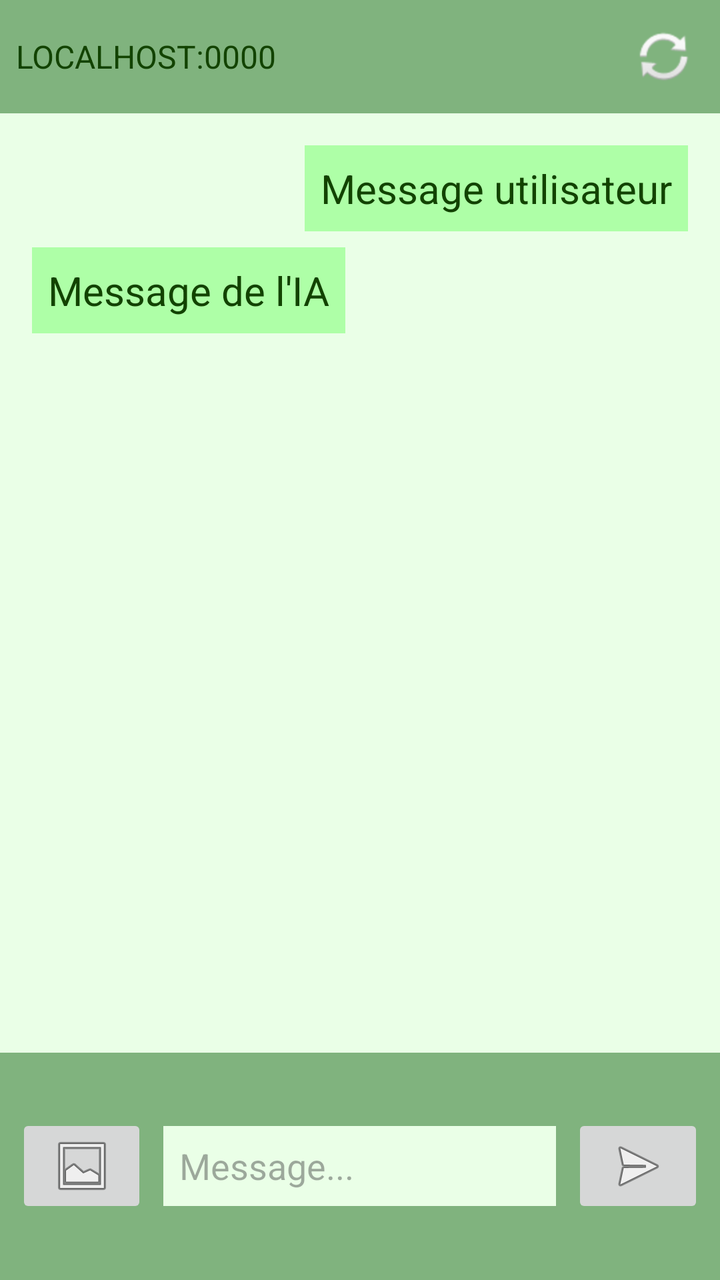
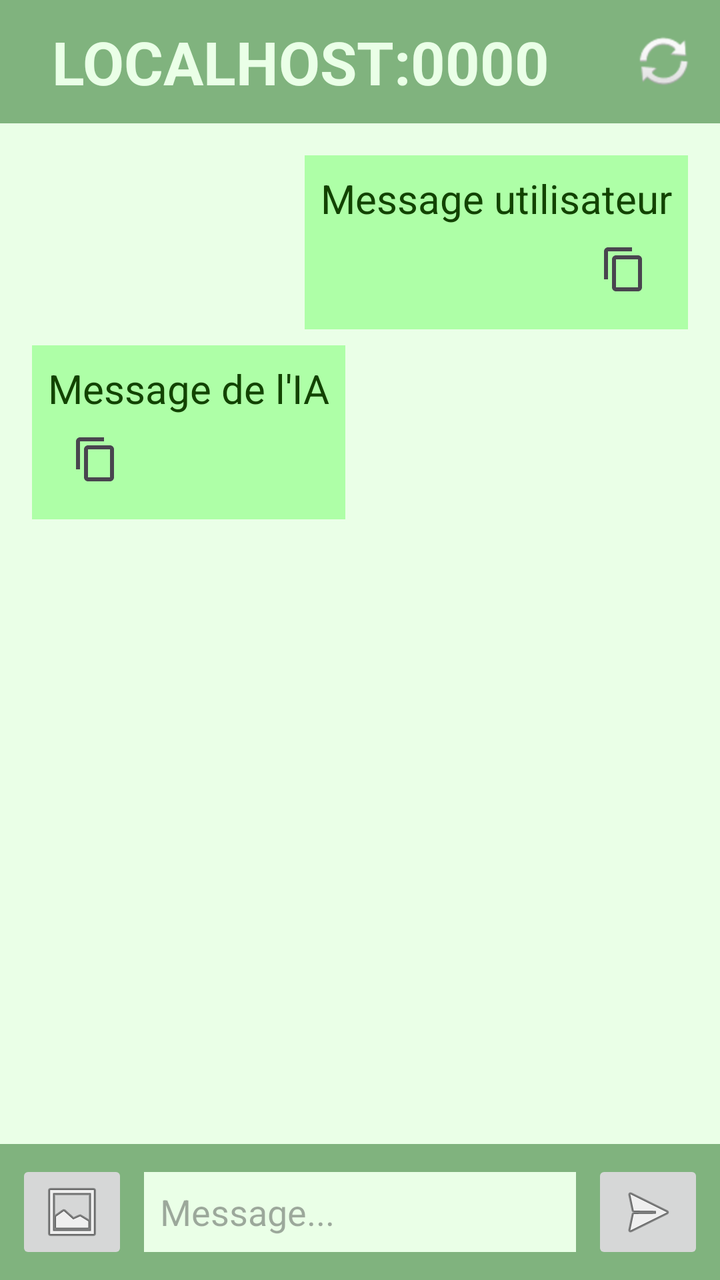

Compare the two renders of this Android layout. The source of the first and the diff that turns it into the second are given below.
<!-- AndroidManifest.xml: application theme Theme.DrGrn -->
<!-- res/layout/activity_main.xml -->
<?xml version="1.0" encoding="utf-8"?>
<androidx.constraintlayout.widget.ConstraintLayout xmlns:android="http://schemas.android.com/apk/res/android"
    xmlns:app="http://schemas.android.com/apk/res-auto"
    xmlns:tools="http://schemas.android.com/tools"
    android:layout_width="match_parent"
    android:layout_height="match_parent">

    <LinearLayout
        android:id="@+id/parent_window"
        android:layout_width="0dp"
        android:layout_height="0dp"
        android:orientation="vertical"
        app:layout_constraintBottom_toBottomOf="parent"
        app:layout_constraintEnd_toEndOf="parent"
        app:layout_constraintStart_toStartOf="parent"
        app:layout_constraintTop_toTopOf="parent"
        android:background="@color/background">

        <LinearLayout
            android:layout_width="match_parent"
            android:layout_height="0dp"
            android:layout_weight="0.5"
            android:background="@color/green"
            android:orientation="horizontal"
            android:gravity="center_vertical"
            android:padding="8dp">

            <TextView
                android:id="@+id/qrCodeTextView"
                android:layout_width="wrap_content"
                android:layout_height="wrap_content"
                android:textColor="@color/text_color"
                android:textSize="16dp"
                android:text="LOCALHOST:0000" />

            <LinearLayout
                android:layout_width="0dp"
                android:layout_weight="4"
                android:gravity="end"
                android:layout_height="match_parent"
                android:orientation="horizontal">

                <ImageButton
                    android:id="@+id/buttonRefresh"
                    android:layout_width="40dp"
                    android:layout_gravity="center"
                    android:background="#00000000"
                    android:layout_height="wrap_content"
                    app:srcCompat="@android:drawable/ic_popup_sync" />
            </LinearLayout>
        </LinearLayout>

        <ScrollView
            android:layout_width="match_parent"
            android:layout_height="0dp"
            android:layout_weight="4"
            android:layout_marginBottom="8dp"
            android:padding="8dp"
            android:layout_margin="8dp">

            <LinearLayout
                android:layout_width="match_parent"
                android:layout_height="wrap_content"
                android:orientation="vertical">

                <LinearLayout
                    android:layout_width="wrap_content"
                    android:layout_height="wrap_content"
                    android:background="@color/light_green"
                    android:layout_gravity="end"
                    android:layout_marginStart="16dp"
                    android:padding="8dp">
                    <TextView
                        android:id="@+id/UserRequest"
                        android:layout_width="wrap_content"
                        android:layout_height="wrap_content"
                        android:textColor="@color/text_color"
                        android:textSize="20dp"
                        android:text="Message utilisateur" />

                </LinearLayout>

                <LinearLayout
                    android:layout_width="wrap_content"
                    android:layout_height="wrap_content"
                    android:background="@color/light_green"
                    android:padding="8dp"
                    android:layout_marginTop="8dp"
                    android:layout_marginEnd="16dp"
                    android:layout_gravity="start">
                    <TextView
                        android:id="@+id/AIAnswer"
                        android:layout_width="wrap_content"
                        android:layout_height="wrap_content"
                        android:textColor="@color/text_color"
                        android:textSize="20dp"
                        android:text="Message de l'IA" />

                </LinearLayout>
            </LinearLayout>
        </ScrollView>

        
        <LinearLayout
            android:layout_width="match_parent"
            android:layout_height="0dp"
            android:layout_weight="1"
            android:background="@color/green"
            android:orientation="horizontal"
            android:gravity="center"
            android:padding="8dp">


            <ImageButton
                android:id="@+id/imageButton"
                android:layout_width="wrap_content"
                android:layout_height="wrap_content"
                android:layout_weight="1"
                app:srcCompat="@android:drawable/ic_menu_gallery" />

            <EditText
                android:id="@+id/messageEditText"
                android:layout_width="0dp"
                android:layout_height="40dp"
                android:layout_weight="20"
                android:ems="10"
                android:layout_margin="8dp"
                android:background="@color/background"
                android:textColor="@color/text_color"
                android:padding="8dp"
                android:inputType="text"
                android:hint="Message..."
                android:text="" />

            <ImageButton
                android:id="@+id/sendButton"
                android:layout_width="wrap_content"
                android:layout_height="wrap_content"
                android:layout_weight="1"
                app:srcCompat="@android:drawable/ic_menu_send" />
        </LinearLayout>
    </LinearLayout>
</androidx.constraintlayout.widget.ConstraintLayout>
<!-- resources referenced by this layout -->
<resources>
  <color name="background">#EAFFE7</color>
  <color name="green">#80B37E</color>
  <color name="light_green">#AEFFA7</color>
  <color name="text_color">#124300</color>
  <style name="Theme.DrGrn" parent="Base.Theme.DrGrn" />
  <style name="Base.Theme.DrGrn" parent="Theme.Material3.DayNight.NoActionBar">
          
          
      </style>
</resources>

<!-- the commit's change to res/layout/activity_main.xml (unified diff, before → after) -->
@@ -29,8 +29,10 @@
                 android:id="@+id/qrCodeTextView"
                 android:layout_width="wrap_content"
                 android:layout_height="wrap_content"
-                android:textColor="@color/text_color"
-                android:textSize="16dp"
+                android:textColor="@color/background"
+                android:layout_marginStart="18dp"
+                android:textStyle="bold"
+                android:textSize="30dp"
                 android:text="LOCALHOST:0000" />
 
             <LinearLayout
@@ -68,6 +70,8 @@
                     android:layout_height="wrap_content"
                     android:background="@color/light_green"
                     android:layout_gravity="end"
+                    android:gravity="right"
+                    android:orientation="vertical"
                     android:layout_marginStart="16dp"
                     android:padding="8dp">
                     <TextView
@@ -77,6 +81,13 @@
                         android:textColor="@color/text_color"
                         android:textSize="20dp"
                         android:text="Message utilisateur" />
+                    <ImageButton
+                        android:id="@+id/imageButtonCopyUser"
+                        android:layout_width="wrap_content"
+                        android:layout_height="wrap_content"
+                        android:backgroundTint="#0000"
+                        android:layout_weight="1"
+                        app:srcCompat="?attr/actionModeCopyDrawable" />
 
                 </LinearLayout>
 
@@ -84,7 +95,9 @@
                     android:layout_width="wrap_content"
                     android:layout_height="wrap_content"
                     android:background="@color/light_green"
+                    android:gravity="start"
                     android:padding="8dp"
+                    android:orientation="vertical"
                     android:layout_marginTop="8dp"
                     android:layout_marginEnd="16dp"
                     android:layout_gravity="start">
@@ -96,6 +109,14 @@
                         android:textSize="20dp"
                         android:text="Message de l'IA" />
 
+                    <ImageButton
+                        android:id="@+id/imageButtonCopyIA"
+                        android:layout_width="wrap_content"
+                        android:layout_height="wrap_content"
+                        android:backgroundTint="#0000"
+                        android:layout_weight="1"
+                        app:srcCompat="?attr/actionModeCopyDrawable" />
+
                 </LinearLayout>
             </LinearLayout>
         </ScrollView>
@@ -103,41 +124,68 @@
         
         <LinearLayout
             android:layout_width="match_parent"
-            android:layout_height="0dp"
-            android:layout_weight="1"
+            android:layout_height="wrap_content"
             android:background="@color/green"
-            android:orientation="horizontal"
-            android:gravity="center"
+            android:orientation="vertical"
             android:padding="8dp">
 
-
-            <ImageButton
-                android:id="@+id/imageButton"
+            
+            <FrameLayout
+                android:id="@+id/previewContainer"
                 android:layout_width="wrap_content"
                 android:layout_height="wrap_content"
-                android:layout_weight="1"
-                app:srcCompat="@android:drawable/ic_menu_gallery" />
+                android:layout_gravity="start"
+                android:layout_marginBottom="8dp"
+                android:visibility="gone">
 
-            <EditText
-                android:id="@+id/messageEditText"
-                android:layout_width="0dp"
-                android:layout_height="40dp"
-                android:layout_weight="20"
-                android:ems="10"
-                android:layout_margin="8dp"
-                android:background="@color/background"
-                android:textColor="@color/text_color"
-                android:padding="8dp"
-                android:inputType="text"
-                android:hint="Message..."
-                android:text="" />
+                <ImageView
+                    android:id="@+id/imagePreview"
+                    android:layout_width="70dp"
+                    android:layout_height="70dp"
+                    android:scaleType="centerCrop"
+                    android:background="@android:color/white" />
 
-            <ImageButton
-                android:id="@+id/sendButton"
-                android:layout_width="wrap_content"
+                <ImageButton
+                    android:id="@+id/buttonRemoveImage"
+                    android:layout_width="24dp"
+                    android:layout_height="24dp"
+                    android:layout_gravity="top|end"
+                    android:background="#88000000"
+                    app:srcCompat="@android:drawable/ic_menu_close_clear_cancel" />
+            </FrameLayout>
+
+            
+            <LinearLayout
+                android:layout_width="match_parent"
                 android:layout_height="wrap_content"
-                android:layout_weight="1"
-                app:srcCompat="@android:drawable/ic_menu_send" />
+                android:gravity="center"
+                android:orientation="horizontal">
+
+                <ImageButton
+                    android:id="@+id/imageButton"
+                    android:layout_width="wrap_content"
+                    android:layout_height="wrap_content"
+                    app:srcCompat="@android:drawable/ic_menu_gallery" />
+
+                <EditText
+                    android:id="@+id/messageEditText"
+                    android:layout_width="0dp"
+                    android:layout_height="40dp"
+                    android:layout_weight="1"
+                    android:layout_marginStart="8dp"
+                    android:layout_marginEnd="8dp"
+                    android:background="@color/background"
+                    android:hint="Message..."
+                    android:inputType="text"
+                    android:padding="8dp"
+                    android:textColor="@color/text_color" />
+
+                <ImageButton
+                    android:id="@+id/sendButton"
+                    android:layout_width="wrap_content"
+                    android:layout_height="wrap_content"
+                    app:srcCompat="@android:drawable/ic_menu_send" />
+            </LinearLayout>
         </LinearLayout>
     </LinearLayout>
 </androidx.constraintlayout.widget.ConstraintLayout>
